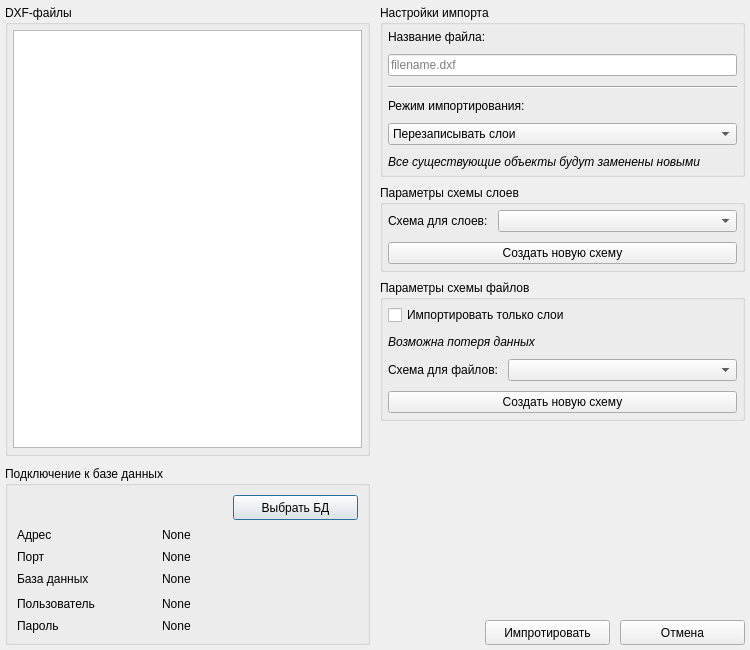
Qt form src/presentation/dialogs/resources/import_dialog.ui (Comanda-A/DXF-PostGIS-Converter) before a commit.
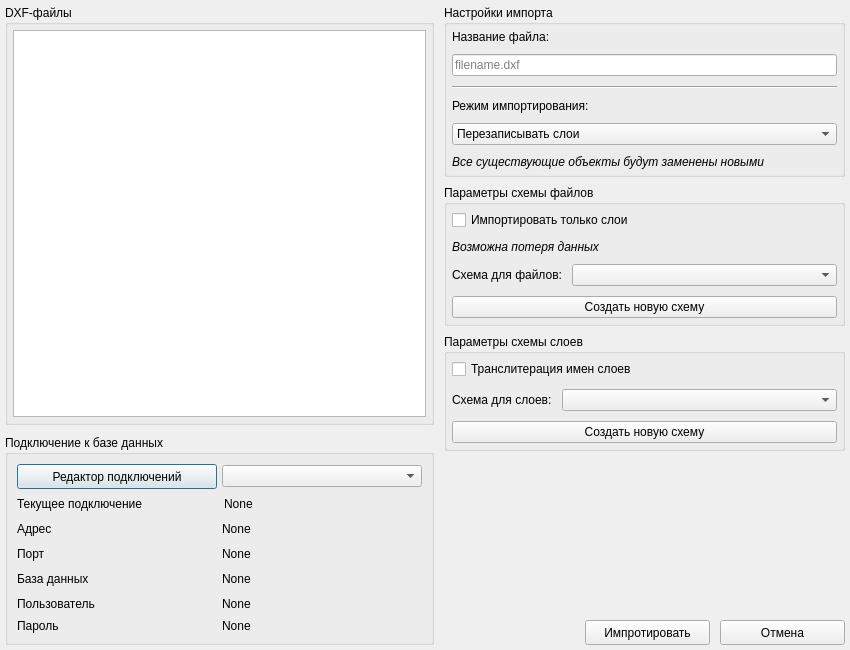
The same form after that commit.

```diff
--- a/src/presentation/dialogs/resources/import_dialog.ui
+++ b/src/presentation/dialogs/resources/import_dialog.ui
@@ -9,7 +9,7 @@
    <rect>
     <x>0</x>
     <y>0</y>
-    <width>750</width>
+    <width>850</width>
     <height>650</height>
    </rect>
   </property>
@@ -21,7 +21,7 @@
   </property>
   <property name="minimumSize">
    <size>
-    <width>750</width>
+    <width>850</width>
     <height>650</height>
    </size>
   </property>
@@ -189,50 +189,21 @@
            <number>5</number>
           </property>
           <item>
-           <layout class="QHBoxLayout" name="horizontalLayout_3">
-            <property name="spacing">
-             <number>3</number>
+           <layout class="QHBoxLayout" name="horizontalLayout_9">
+            <property name="topMargin">
+             <number>0</number>
             </property>
             <item>
-             <widget class="QLabel" name="dbms_label">
-              <property name="text">
-               <string/>
-              </property>
-             </widget>
-            </item>
-            <item>
-             <spacer name="horizontalSpacer">
-              <property name="font">
-               <font>
-                <family>Segoe UI</family>
-                <pointsize>9</pointsize>
-               </font>
-              </property>
-              <property name="orientation">
-               <enum>Qt::Horizontal</enum>
-              </property>
-              <property name="sizeType">
-               <enum>QSizePolicy::Expanding</enum>
-              </property>
-              <property name="sizeHint" stdset="0">
-               <size>
-                <width>40</width>
-                <height>0</height>
-               </size>
-              </property>
-             </spacer>
-            </item>
-            <item>
-             <widget class="QPushButton" name="select_database_button">
+             <widget class="QPushButton" name="connection_editor_button">
               <property name="sizePolicy">
-               <sizepolicy hsizetype="Maximum" vsizetype="Fixed">
+               <sizepolicy hsizetype="Fixed" vsizetype="Fixed">
                 <horstretch>0</horstretch>
                 <verstretch>0</verstretch>
                </sizepolicy>
               </property>
               <property name="minimumSize">
                <size>
-                <width>125</width>
+                <width>200</width>
                 <height>25</height>
                </size>
               </property>
@@ -249,13 +220,68 @@
                </font>
               </property>
               <property name="text">
-               <string>Выбрать БД</string>
+               <string>Редактор подключений</string>
               </property>
               <property name="flat">
                <bool>false</bool>
               </property>
              </widget>
             </item>
+            <item>
+             <widget class="QComboBox" name="connection_combo">
+              <property name="sizePolicy">
+               <sizepolicy hsizetype="Expanding" vsizetype="Fixed">
+                <horstretch>0</horstretch>
+                <verstretch>0</verstretch>
+               </sizepolicy>
+              </property>
+              <property name="minimumSize">
+               <size>
+                <width>200</width>
+                <height>0</height>
+               </size>
+              </property>
+             </widget>
+            </item>
+           </layout>
+          </item>
+          <item>
+           <layout class="QHBoxLayout" name="horizontalLayout_3">
+            <property name="spacing">
+             <number>7</number>
+            </property>
+            <item>
+             <widget class="QLabel" name="dbms_label">
+              <property name="sizePolicy">
+               <sizepolicy hsizetype="Preferred" vsizetype="Fixed">
+                <horstretch>0</horstretch>
+                <verstretch>0</verstretch>
+               </sizepolicy>
+              </property>
+              <property name="minimumSize">
+               <size>
+                <width>200</width>
+                <height>20</height>
+               </size>
+              </property>
+              <property name="text">
+               <string>Текущее подключение</string>
+              </property>
+             </widget>
+            </item>
+            <item>
+             <widget class="QLabel" name="dbms_value_label">
+              <property name="sizePolicy">
+               <sizepolicy hsizetype="Expanding" vsizetype="Fixed">
+                <horstretch>0</horstretch>
+                <verstretch>0</verstretch>
+               </sizepolicy>
+              </property>
+              <property name="text">
+               <string>None</string>
+              </property>
+             </widget>
+            </item>
            </layout>
           </item>
           <item>
@@ -263,14 +289,14 @@
             <item>
              <widget class="QLabel" name="address_label">
               <property name="sizePolicy">
-               <sizepolicy hsizetype="Maximum" vsizetype="Fixed">
+               <sizepolicy hsizetype="Preferred" vsizetype="Fixed">
                 <horstretch>0</horstretch>
                 <verstretch>0</verstretch>
                </sizepolicy>
               </property>
               <property name="minimumSize">
                <size>
-                <width>140</width>
+                <width>200</width>
                 <height>20</height>
                </size>
               </property>
@@ -288,7 +314,7 @@
             <item>
              <widget class="QLabel" name="address_value_label">
               <property name="sizePolicy">
-               <sizepolicy hsizetype="Preferred" vsizetype="Preferred">
+               <sizepolicy hsizetype="Expanding" vsizetype="Fixed">
                 <horstretch>0</horstretch>
                 <verstretch>0</verstretch>
                </sizepolicy>
@@ -311,15 +337,15 @@
             <item>
              <widget class="QLabel" name="port_label">
               <property name="sizePolicy">
-               <sizepolicy hsizetype="Maximum" vsizetype="Fixed">
+               <sizepolicy hsizetype="Preferred" vsizetype="Fixed">
                 <horstretch>0</horstretch>
                 <verstretch>0</verstretch>
                </sizepolicy>
               </property>
               <property name="minimumSize">
                <size>
-                <width>140</width>
-                <height>0</height>
+                <width>200</width>
+                <height>20</height>
                </size>
               </property>
               <property name="font">
@@ -335,6 +361,12 @@
             </item>
             <item>
              <widget class="QLabel" name="port_value_label">
+              <property name="sizePolicy">
+               <sizepolicy hsizetype="Expanding" vsizetype="Fixed">
+                <horstretch>0</horstretch>
+                <verstretch>0</verstretch>
+               </sizepolicy>
+              </property>
               <property name="text">
                <string>None</string>
               </property>
@@ -347,14 +379,14 @@
             <item>
              <widget class="QLabel" name="database_name_label">
               <property name="sizePolicy">
-               <sizepolicy hsizetype="Maximum" vsizetype="Fixed">
+               <sizepolicy hsizetype="Preferred" vsizetype="Fixed">
                 <horstretch>0</horstretch>
                 <verstretch>0</verstretch>
                </sizepolicy>
               </property>
               <property name="minimumSize">
                <size>
-                <width>140</width>
+                <width>200</width>
                 <height>20</height>
                </size>
               </property>
@@ -372,7 +404,7 @@
             <item>
              <widget class="QLabel" name="database_name_value_label">
               <property name="sizePolicy">
-               <sizepolicy hsizetype="Preferred" vsizetype="Preferred">
+               <sizepolicy hsizetype="Expanding" vsizetype="Fixed">
                 <horstretch>0</horstretch>
                 <verstretch>0</verstretch>
                </sizepolicy>
@@ -395,14 +427,14 @@
             <item>
              <widget class="QLabel" name="username_label">
               <property name="sizePolicy">
-               <sizepolicy hsizetype="Maximum" vsizetype="Fixed">
+               <sizepolicy hsizetype="Preferred" vsizetype="Fixed">
                 <horstretch>0</horstretch>
                 <verstretch>0</verstretch>
                </sizepolicy>
               </property>
               <property name="minimumSize">
                <size>
-                <width>140</width>
+                <width>200</width>
                 <height>20</height>
                </size>
               </property>
@@ -420,7 +452,7 @@
             <item>
              <widget class="QLabel" name="username_value_label">
               <property name="sizePolicy">
-               <sizepolicy hsizetype="Preferred" vsizetype="Preferred">
+               <sizepolicy hsizetype="Expanding" vsizetype="Fixed">
                 <horstretch>0</horstretch>
                 <verstretch>0</verstretch>
                </sizepolicy>
@@ -443,14 +475,14 @@
             <item>
              <widget class="QLabel" name="password_label">
               <property name="sizePolicy">
-               <sizepolicy hsizetype="Maximum" vsizetype="Fixed">
+               <sizepolicy hsizetype="Preferred" vsizetype="Fixed">
                 <horstretch>0</horstretch>
                 <verstretch>0</verstretch>
                </sizepolicy>
               </property>
               <property name="minimumSize">
                <size>
-                <width>140</width>
+                <width>200</width>
                 <height>0</height>
                </size>
               </property>
@@ -467,6 +499,12 @@
             </item>
             <item>
              <widget class="QLabel" name="password_value_label">
+              <property name="sizePolicy">
+               <sizepolicy hsizetype="Expanding" vsizetype="Fixed">
+                <horstretch>0</horstretch>
+                <verstretch>0</verstretch>
+               </sizepolicy>
+              </property>
               <property name="text">
                <string>None</string>
               </property>
@@ -650,116 +688,6 @@
          </layout>
         </widget>
        </item>
-       <item>
-        <widget class="QGroupBox" name="layers_schema_group">
-         <property name="enabled">
-          <bool>true</bool>
-         </property>
-         <property name="sizePolicy">
-          <sizepolicy hsizetype="Preferred" vsizetype="Maximum">
-           <horstretch>0</horstretch>
-           <verstretch>0</verstretch>
-          </sizepolicy>
-         </property>
-         <property name="font">
-          <font>
-           <family>Segoe UI</family>
-           <pointsize>9</pointsize>
-          </font>
-         </property>
-         <property name="title">
-          <string>Параметры схемы слоев</string>
-         </property>
-         <layout class="QVBoxLayout" name="verticalLayout_7">
-          <property name="spacing">
-           <number>10</number>
-          </property>
-          <property name="leftMargin">
-           <number>5</number>
-          </property>
-          <property name="topMargin">
-           <number>5</number>
-          </property>
-          <property name="rightMargin">
-           <number>5</number>
-          </property>
-          <property name="bottomMargin">
-           <number>5</number>
-          </property>
-          <item>
-           <layout class="QHBoxLayout" name="horizontalLayout_10">
-            <property name="spacing">
-             <number>0</number>
-            </property>
-            <item>
-             <widget class="QLabel" name="layers_schema_label">
-              <property name="sizePolicy">
-               <sizepolicy hsizetype="Maximum" vsizetype="Fixed">
-                <horstretch>0</horstretch>
-                <verstretch>0</verstretch>
-               </sizepolicy>
-              </property>
-              <property name="minimumSize">
-               <size>
-                <width>0</width>
-                <height>0</height>
-               </size>
-              </property>
-              <property name="font">
-               <font>
-                <family>Segoe UI</family>
-                <pointsize>9</pointsize>
-               </font>
-              </property>
-              <property name="text">
-               <string>Схема для слоев:</string>
-              </property>
-             </widget>
-            </item>
-            <item>
-             <spacer name="horizontalSpacer_3">
-              <property name="orientation">
-               <enum>Qt::Horizontal</enum>
-              </property>
-              <property name="sizeType">
-               <enum>QSizePolicy::Fixed</enum>
-              </property>
-              <property name="sizeHint" stdset="0">
-               <size>
-                <width>10</width>
-                <height>20</height>
-               </size>
-              </property>
-             </spacer>
-            </item>
-            <item>
-             <widget class="QComboBox" name="layers_schema_combo">
-              <property name="font">
-               <font>
-                <family>Segoe UI</family>
-                <pointsize>9</pointsize>
-               </font>
-              </property>
-             </widget>
-            </item>
-           </layout>
-          </item>
-          <item>
-           <widget class="QPushButton" name="create_layers_schema_button">
-            <property name="font">
-             <font>
-              <family>Segoe UI</family>
-              <pointsize>9</pointsize>
-             </font>
-            </property>
-            <property name="text">
-             <string>Создать новую схему</string>
-            </property>
-           </widget>
-          </item>
-         </layout>
-        </widget>
-       </item>
        <item>
         <widget class="QGroupBox" name="files_schema_group">
          <property name="enabled">
@@ -903,6 +831,123 @@
          </layout>
         </widget>
        </item>
+       <item>
+        <widget class="QGroupBox" name="layers_schema_group">
+         <property name="enabled">
+          <bool>true</bool>
+         </property>
+         <property name="sizePolicy">
+          <sizepolicy hsizetype="Preferred" vsizetype="Maximum">
+           <horstretch>0</horstretch>
+           <verstretch>0</verstretch>
+          </sizepolicy>
+         </property>
+         <property name="font">
+          <font>
+           <family>Segoe UI</family>
+           <pointsize>9</pointsize>
+          </font>
+         </property>
+         <property name="title">
+          <string>Параметры схемы слоев</string>
+         </property>
+         <layout class="QVBoxLayout" name="verticalLayout_7">
+          <property name="spacing">
+           <number>10</number>
+          </property>
+          <property name="leftMargin">
+           <number>5</number>
+          </property>
+          <property name="topMargin">
+           <number>5</number>
+          </property>
+          <property name="rightMargin">
+           <number>5</number>
+          </property>
+          <property name="bottomMargin">
+           <number>5</number>
+          </property>
+          <item>
+           <widget class="QCheckBox" name="transliteration_check">
+            <property name="text">
+             <string>Транслитерация имен слоев</string>
+            </property>
+           </widget>
+          </item>
+          <item>
+           <layout class="QHBoxLayout" name="horizontalLayout_10">
+            <property name="spacing">
+             <number>0</number>
+            </property>
+            <item>
+             <widget class="QLabel" name="layers_schema_label">
+              <property name="sizePolicy">
+               <sizepolicy hsizetype="Maximum" vsizetype="Fixed">
+                <horstretch>0</horstretch>
+                <verstretch>0</verstretch>
+               </sizepolicy>
+              </property>
+              <property name="minimumSize">
+               <size>
+                <width>0</width>
+                <height>0</height>
+               </size>
+              </property>
+              <property name="font">
+               <font>
+                <family>Segoe UI</family>
+                <pointsize>9</pointsize>
+               </font>
+              </property>
+              <property name="text">
+               <string>Схема для слоев:</string>
+              </property>
+             </widget>
+            </item>
+            <item>
+             <spacer name="horizontalSpacer_3">
+              <property name="orientation">
+               <enum>Qt::Horizontal</enum>
+              </property>
+              <property name="sizeType">
+               <enum>QSizePolicy::Fixed</enum>
+              </property>
+              <property name="sizeHint" stdset="0">
+               <size>
+                <width>10</width>
+                <height>20</height>
+               </size>
+              </property>
+             </spacer>
+            </item>
+            <item>
+             <widget class="QComboBox" name="layers_schema_combo">
+              <property name="font">
+               <font>
+                <family>Segoe UI</family>
+                <pointsize>9</pointsize>
+               </font>
+              </property>
+             </widget>
+            </item>
+           </layout>
+          </item>
+          <item>
+           <widget class="QPushButton" name="create_layers_schema_button">
+            <property name="font">
+             <font>
+              <family>Segoe UI</family>
+              <pointsize>9</pointsize>
+             </font>
+            </property>
+            <property name="text">
+             <string>Создать новую схему</string>
+            </property>
+           </widget>
+          </item>
+         </layout>
+        </widget>
+       </item>
        <item>
         <spacer name="bottom_spacer">
          <property name="font">
```
